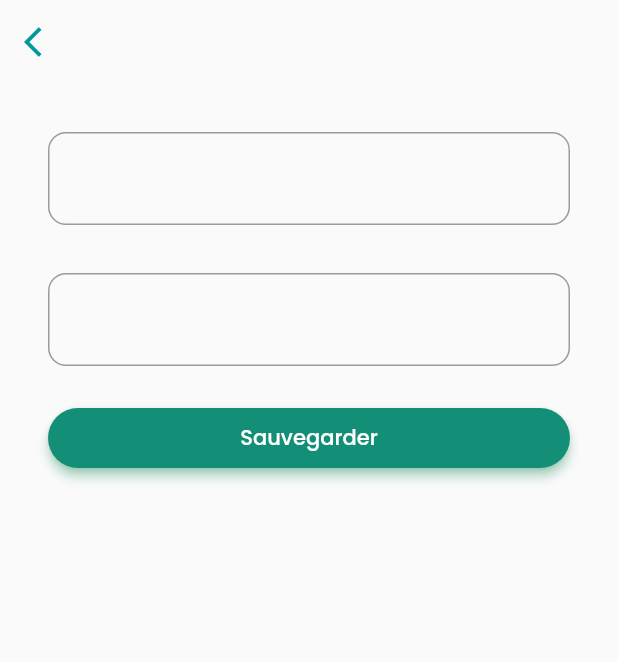
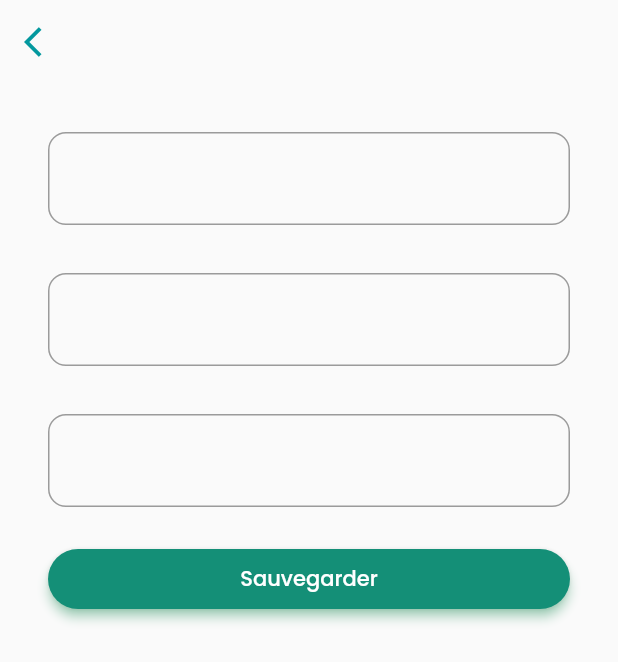
Before and after one commit to Rapsol272/Ressources_Relationnelles, a Flutter app: the EditProfile screen opened directly, on a phone screen of 412 x 824 dp. Shown: the top 662 px of the screen. Run offline on Flutter 3.47's test engine with Material 2 defaults, Android fonts, the phone set to English and light mode, and no system bars; our stand-ins replace cloud_firestore, draggable_home, firebase_auth, firebase_core, firebase_crashlytics, firebase_messaging and 7 more; missing offline and left inert: endless, favorite_button, paginated_search_bar, sliver_header_delegate; accounts and stored records are empty.

Commit message:
last version

```diff
--- a/lib/main.dart
+++ b/lib/main.dart
@@ -6,8 +6,11 @@ import 'package:flutter/material.dart';
 import 'package:flutter_firebase/common/constants.dart';
 import 'package:flutter_firebase/screens/splashscreen_wrapper.dart';
 import 'package:flutter_firebase/services/authentication.dart';
+import 'package:flutter_firebase/utils/user_preferences.dart';
 import 'package:google_fonts/google_fonts.dart';
 import 'package:provider/provider.dart';
+
+import 'models/chat_params.dart';
 import 'models/user.dart';
 
 Future<void> _firebaseMessagingBackgroundHandler(RemoteMessage message) async {
--- a/lib/screens/pages/profil/edit_profile.dart
+++ b/lib/screens/pages/profil/edit_profile.dart
@@ -24,6 +24,7 @@ class _EditProfileState extends State<EditProfile> {
   //AppUserData user = UserPreferences.myUser;
   final _scaffoldKey = GlobalKey<ScaffoldState>();
   TextEditingController nameController = TextEditingController();
+  TextEditingController prenomController = TextEditingController();
   TextEditingController bioController = TextEditingController();
   bool isLoading = false;
   late AppUserData user_fire;
@@ -43,6 +44,7 @@ class _EditProfileState extends State<EditProfile> {
     DocumentSnapshot doc = await usersRef.doc(widget.currentUserUid).get();
     user_fire = AppUserData.fromDocument(doc);
     nameController.text = user_fire.name;
+    prenomController.text = user_fire.prenom;
     bioController.text = user_fire.bio;
     setState(() {
       isLoading = true;
@@ -59,6 +61,8 @@ class _EditProfileState extends State<EditProfile> {
             //ProfileWidget(imagePath: '', isEdit: true, onClicked: () async {}),
             const SizedBox(height: 24),
             buildNameField(),
+            const SizedBox(height: 24),
+            buildPrenomField(),
             const SizedBox(height: 24),
             buildBioField(),
             const SizedBox(height: 24),
@@ -102,6 +106,23 @@ class _EditProfileState extends State<EditProfile> {
     );
   }
 
+  Column buildPrenomField() {
+    return Column(
+      children: [
+        const SizedBox(height: 8),
+        TextField(
+          controller: prenomController,
+          decoration: InputDecoration(
+            border: OutlineInputBorder(
+              borderRadius: BorderRadius.circular(12),
+            ),
+          ),
+          maxLines: 1,
+        ),
+      ],
+    );
+  }
+
   Column buildBioField() {
     return Column(
       children: [
@@ -131,9 +152,11 @@ class _EditProfileState extends State<EditProfile> {
     });
 
     if (_displayNameValid && _bioValid) {
-      usersRef
-          .doc(widget.currentUserUid)
-          .update({"name": nameController.text, "bio": bioController.text});
+      usersRef.doc(widget.currentUserUid).update({
+        "name": nameController.text,
+        "prenom": prenomController.text,
+        "bio": bioController.text
+      });
       ScaffoldMessenger.of(context)
           .showSnackBar(SnackBar(content: Text("Votre profil a été modifié")));
     }
```
Also changed, not shown: lib/screens/pages/profil/profil.dart (+7 -4 lines).
